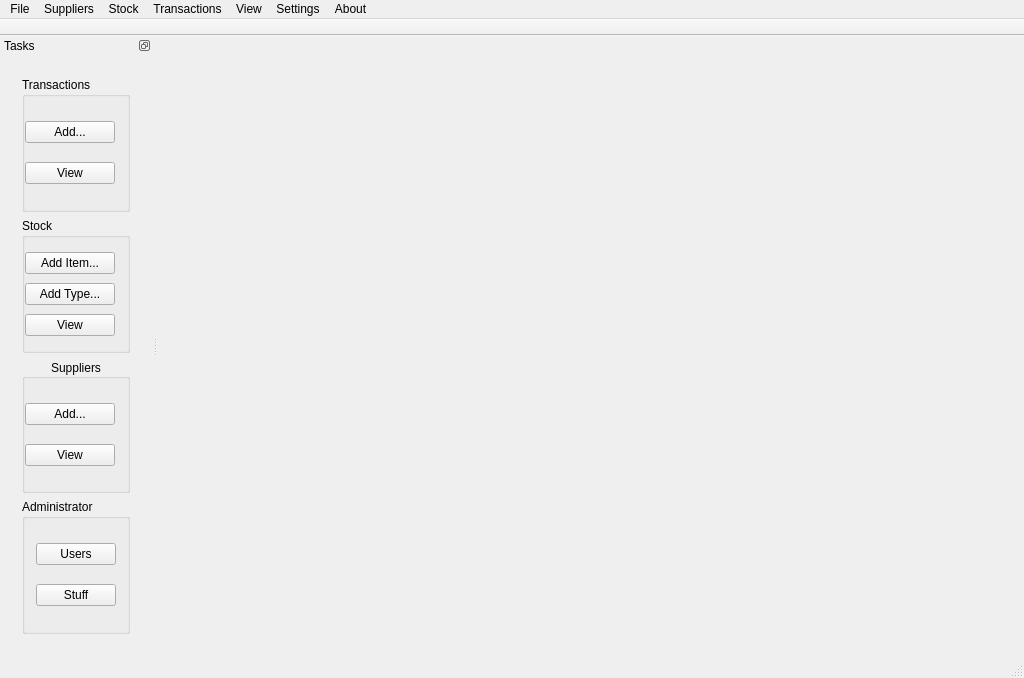
Qt form SilkRoute/mainwindow.ui (kalouantonis/SilkRoute) before a commit.
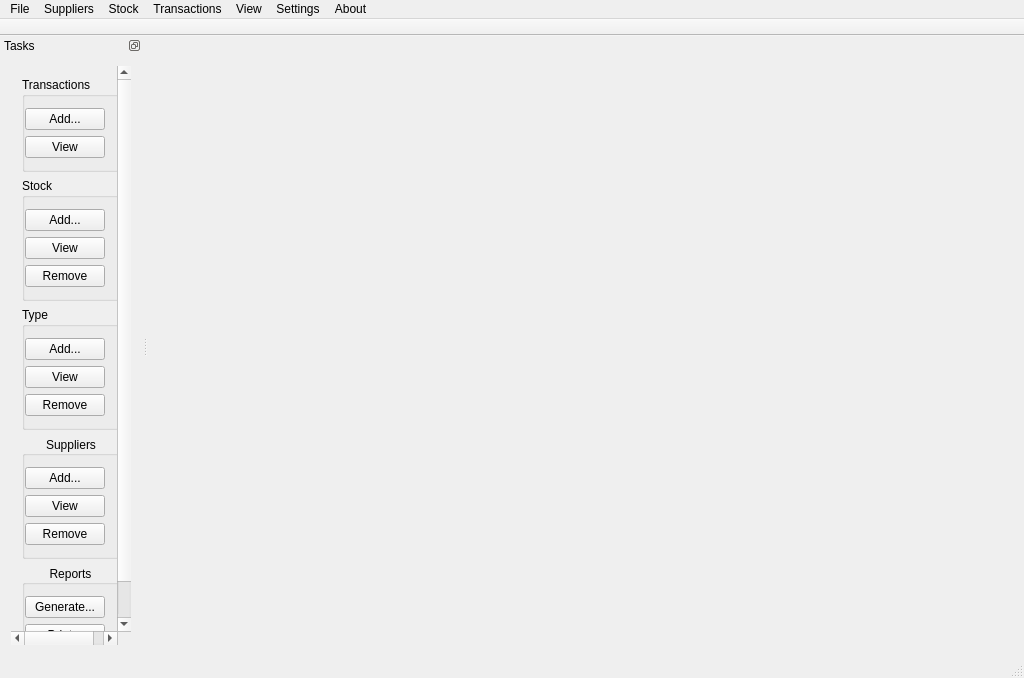
The same form after that commit. Icons and pictures are not drawn.

Diff of the .ui file:
```diff
--- a/SilkRoute/mainwindow.ui
+++ b/SilkRoute/mainwindow.ui
@@ -137,7 +137,7 @@
   </widget>
   <widget class="QDockWidget" name="groupDock">
    <property name="sizePolicy">
-    <sizepolicy hsizetype="Fixed" vsizetype="Expanding">
+    <sizepolicy hsizetype="Expanding" vsizetype="Expanding">
      <horstretch>0</horstretch>
      <verstretch>0</verstretch>
     </sizepolicy>
@@ -152,6 +152,12 @@
     <number>1</number>
    </attribute>
    <widget class="QWidget" name="groupDockV">
+    <property name="sizePolicy">
+     <sizepolicy hsizetype="Expanding" vsizetype="Expanding">
+      <horstretch>0</horstretch>
+      <verstretch>0</verstretch>
+     </sizepolicy>
+    </property>
     <layout class="QVBoxLayout" name="verticalLayout_7">
      <item>
       <widget class="QScrollArea" name="groupScroll">
@@ -175,8 +181,8 @@
          <rect>
           <x>0</x>
           <y>0</y>
-          <width>141</width>
-          <height>603</height>
+          <width>144</width>
+          <height>621</height>
          </rect>
         </property>
         <layout class="QVBoxLayout" name="verticalLayout">
@@ -194,6 +200,9 @@
             </property>
             <item>
              <widget class="QPushButton" name="btnTransAdd">
+              <property name="autoFillBackground">
+               <bool>false</bool>
+              </property>
               <property name="text">
                <string>Add...</string>
               </property>
@@ -237,7 +246,7 @@
             <item>
              <widget class="QPushButton" name="btnStockItemAdd">
               <property name="text">
-               <string>Add Item...</string>
+               <string>Add...</string>
               </property>
               <property name="icon">
                <iconset>
@@ -246,18 +255,6 @@
               </property>
              </widget>
             </item>
-            <item>
-             <widget class="QPushButton" name="btnStockTypeAdd">
-              <property name="text">
-               <string>Add Type...</string>
-              </property>
-              <property name="icon">
-               <iconset>
-                <normaloff>:/general/resources/images/add2.png</normaloff>
-                <normalon>:/general/Resources/images/add2.png</normalon>:/general/resources/images/add2.png</iconset>
-              </property>
-             </widget>
-            </item>
             <item>
              <widget class="QPushButton" name="btnStockView">
               <property name="text">
@@ -270,6 +267,65 @@
               </property>
              </widget>
             </item>
+            <item>
+             <widget class="QPushButton" name="btnStockRemove">
+              <property name="text">
+               <string>Remove</string>
+              </property>
+              <property name="icon">
+               <iconset resource="imageres.qrc">
+                <normaloff>:/general/Resources/images/remove.png</normaloff>:/general/Resources/images/remove.png</iconset>
+              </property>
+             </widget>
+            </item>
+           </layout>
+          </widget>
+         </item>
+         <item>
+          <widget class="QGroupBox" name="groupType">
+           <property name="title">
+            <string>Type</string>
+           </property>
+           <layout class="QVBoxLayout" name="verticalLayout_4">
+            <property name="leftMargin">
+             <number>0</number>
+            </property>
+            <property name="rightMargin">
+             <number>12</number>
+            </property>
+            <item>
+             <widget class="QPushButton" name="btnTypeAdd">
+              <property name="text">
+               <string>Add...</string>
+              </property>
+              <property name="icon">
+               <iconset resource="imageres.qrc">
+                <normaloff>:/general/Resources/images/add.png</normaloff>:/general/Resources/images/add.png</iconset>
+              </property>
+             </widget>
+            </item>
+            <item>
+             <widget class="QPushButton" name="btnTypeView">
+              <property name="text">
+               <string>View</string>
+              </property>
+              <property name="icon">
+               <iconset resource="imageres.qrc">
+                <normaloff>:/types/Resources/images/type-view.png</normaloff>:/types/Resources/images/type-view.png</iconset>
+              </property>
+             </widget>
+            </item>
+            <item>
+             <widget class="QPushButton" name="btnTypeRemove">
+              <property name="text">
+               <string>Remove</string>
+              </property>
+              <property name="icon">
+               <iconset resource="imageres.qrc">
+                <normaloff>:/general/Resources/images/remove.png</normaloff>:/general/Resources/images/remove.png</iconset>
+              </property>
+             </widget>
+            </item>
            </layout>
           </widget>
          </item>
@@ -312,32 +368,54 @@
               </property>
              </widget>
             </item>
+            <item>
+             <widget class="QPushButton" name="btnSupRemove">
+              <property name="text">
+               <string>Remove</string>
+              </property>
+              <property name="icon">
+               <iconset resource="imageres.qrc">
+                <normaloff>:/general/Resources/images/remove.png</normaloff>:/general/Resources/images/remove.png</iconset>
+              </property>
+             </widget>
+            </item>
            </layout>
           </widget>
          </item>
          <item>
-          <widget class="QGroupBox" name="groupAdmin">
-           <property name="enabled">
-            <bool>true</bool>
-           </property>
-           <property name="toolTip">
-            <string>Box for administrator tools</string>
-           </property>
+          <widget class="QGroupBox" name="groupReport">
            <property name="title">
-            <string>Administrator</string>
+            <string>Reports</string>
            </property>
-           <layout class="QVBoxLayout" name="verticalLayout_2">
+           <property name="alignment">
+            <set>Qt::AlignCenter</set>
+           </property>
+           <layout class="QVBoxLayout" name="verticalLayout_8">
+            <property name="leftMargin">
+             <number>0</number>
+            </property>
+            <property name="rightMargin">
+             <number>12</number>
+            </property>
             <item>
-             <widget class="QPushButton" name="pushButton">
+             <widget class="QPushButton" name="btnGenReport">
               <property name="text">
-               <string>Users</string>
+               <string>Generate...</string>
+              </property>
+              <property name="icon">
+               <iconset resource="imageres.qrc">
+                <normaloff>:/reports/Resources/images/reports.png</normaloff>:/reports/Resources/images/reports.png</iconset>
               </property>
              </widget>
             </item>
             <item>
-             <widget class="QPushButton" name="pushButton_2">
+             <widget class="QPushButton" name="btnPrintReport">
               <property name="text">
-               <string>Stuff</string>
+               <string>Print...</string>
+              </property>
+              <property name="icon">
+               <iconset resource="imageres.qrc">
+                <normaloff>:/reports/Resources/images/print.png</normaloff>:/reports/Resources/images/print.png</iconset>
               </property>
              </widget>
             </item>
```
Left out of the diff: 16 changed lines with no effect on the pictures.
